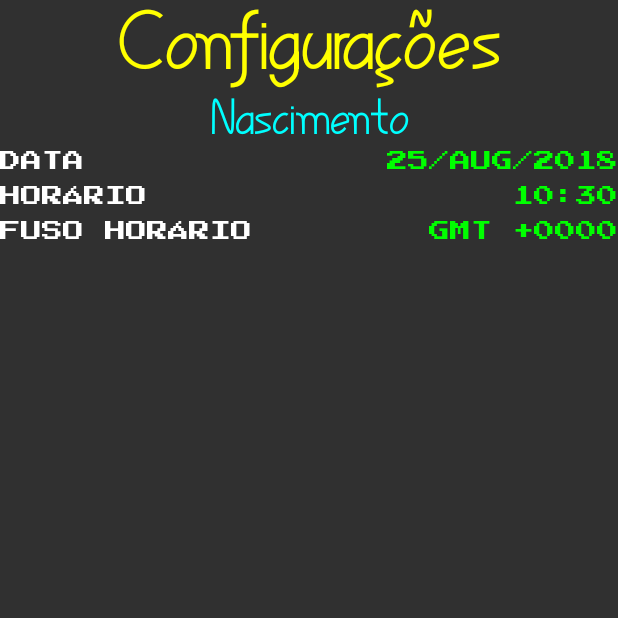
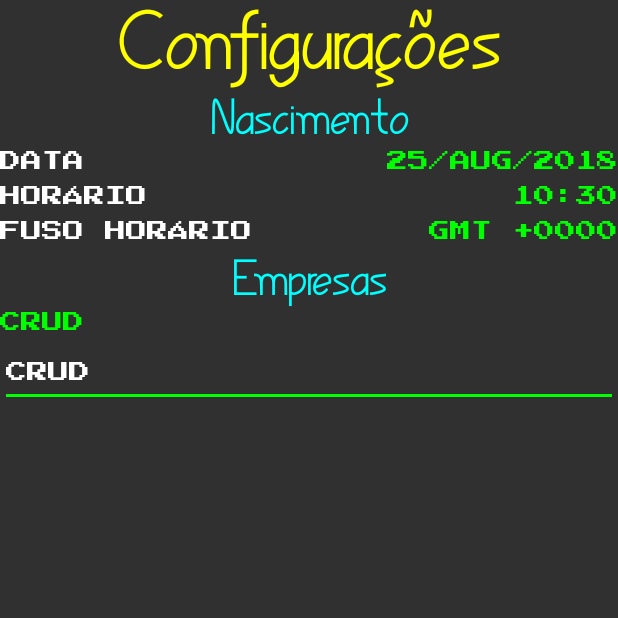
Before and after one commit to klyte45/PauseMenuApp, an Android app: the Configurations screen opened directly, with no data from a screen before it, on a phone screen of 412 x 824 dp, the top half of it. Run offline under Robolectric (Android 15) with nearby library versions, the phone set to English and light mode, and no system bars; 1 statement that could not run was skipped.

Commit message:
Adição de telas das companias

```diff
--- a/app/build.gradle
+++ b/app/build.gradle
@@ -69,4 +69,5 @@ dependencies {
     // optional - Test helpers for LiveData
     testImplementation "android.arch.core:core-testing:$lifecycle_version"
 
+    implementation 'com.google.android.gms:play-services-maps:15.0.1'
 }
--- a/app/src/main/AndroidManifest.xml
+++ b/app/src/main/AndroidManifest.xml
@@ -19,6 +19,8 @@
         </activity>
         <activity android:name=".activities.Configurations">
         </activity>
+        <activity android:name=".activities.CompanyCrud">
+        </activity>
     </application>
 
 </manifest>
--- a/app/src/main/java/com/halkyproject/pausemenu/activities/Configurations.kt
+++ b/app/src/main/java/com/halkyproject/pausemenu/activities/Configurations.kt
@@ -1,5 +1,6 @@
 package com.halkyproject.pausemenu.activities
 
+import android.content.Intent
 import android.os.Bundle
 import android.support.v7.app.AlertDialog
 import android.support.v7.app.AppCompatActivity
@@ -67,4 +68,8 @@ class Configurations : AppCompatActivity() {
         }
         tzSpinner.show()
     }
+
+    fun goToCompanyCrud(v: View) {
+        startActivity(Intent(this, CompanyCrud::class.java))
+    }
 }
--- /dev/null
+++ b/app/src/main/java/com/halkyproject/pausemenu/components/CustomEditText.java
@@ -0,0 +1,37 @@
+package com.halkyproject.pausemenu.components;
+
+import android.content.Context;
+import android.graphics.Typeface;
+import android.util.AttributeSet;
+import com.halkyproject.pausemenu.PauseApp;
+
+public class CustomEditText extends android.support.v7.widget.AppCompatEditText {
+
+    public CustomEditText(Context context) {
+        this(context, null);
+    }
+
+    public CustomEditText(Context context, AttributeSet attrs) {
+        this(context, attrs, android.support.v7.appcompat.R.attr.editTextStyle);
+    }
+
+    public CustomEditText(Context context, AttributeSet attrs, int defStyle) {
+        super(context, attrs, defStyle);
+        init();
+    }
+
+
+    private void init() {
+        this.setTypeface(PauseApp.getApp().getTypeFace(PauseApp.FontsEnum.P2P));
+    }
+
+    @Override
+    public void setTypeface(Typeface tf, int style) {
+        super.setTypeface(PauseApp.getApp().getTypeFace(PauseApp.FontsEnum.P2P), style);
+    }
+
+    @Override
+    public void setTypeface(Typeface tf) {
+        super.setTypeface(PauseApp.getApp().getTypeFace(PauseApp.FontsEnum.P2P));
+    }
+}
--- a/app/src/main/java/com/halkyproject/pausemenu/components/CustomTextView.java
+++ b/app/src/main/java/com/halkyproject/pausemenu/components/CustomTextView.java
@@ -17,11 +17,11 @@ public class CustomTextView extends AppCompatTextView {
         super(context, attrs);
         TypedArray array = context.getTheme().obtainStyledAttributes(
                 attrs,
-                R.styleable.CustomTextView,
+                R.styleable.CustomTextFont,
                 0, 0);
         int typefaceType;
         try {
-            typefaceType = array.getInteger(R.styleable.CustomTextView_font_name, 0);
+            typefaceType = array.getInteger(R.styleable.CustomTextFont_font_name, 0);
         } finally {
             array.recycle();
         }
--- /dev/null
+++ b/app/src/main/java/com/halkyproject/pausemenu/enum/Country.kt
@@ -0,0 +1,6 @@
+package com.halkyproject.pausemenu.enum
+
+
+enum class Country private constructor(val countryName: String, val telephoneCode: Int, val emoji: String) {
+    BRASIL("Brasil", 55, "\uD83C\uDDE7\uD83C\uDDF7");
+}
--- /dev/null
+++ b/app/src/main/res/drawable/text_caret_1980.xml
@@ -0,0 +1,6 @@
+<?xml version="1.0" encoding="utf-8"?>
+<shape xmlns:android="http://schemas.android.com/apk/res/android"     android:shape="rectangle" >
+    <size android:width="12dp" />
+    <solid android:color="@color/colorAccent"/>
+    <padding android:top="2dp" android:bottom="-2dp"/>
+</shape>
--- a/app/src/main/res/layout/activity_configurations.xml
+++ b/app/src/main/res/layout/activity_configurations.xml
@@ -19,10 +19,15 @@
             android:textColor="@color/colorPrimary"
             android:maxLines="1"/>
 
+    <ScrollView
+            android:layout_width="match_parent"
+            android:layout_height="0dp"
+            app:layout_constraintBottom_toBottomOf="parent"
+            app:layout_constraintStart_toStartOf="parent"
+            app:layout_constraintEnd_toEndOf="parent"
+            app:layout_constraintTop_toBottomOf="@+id/title">
+
         <LinearLayout
-            xmlns:app="http://schemas.android.com/apk/res-auto"
-            xmlns:android="http://schemas.android.com/apk/res/android"
-            xmlns:tools="http://schemas.android.com/tools"
                 android:orientation="vertical"
                 android:layout_width="match_parent"
                 android:layout_height="wrap_content"
@@ -40,7 +45,9 @@
                     android:textSize="36sp"
                     android:textColor="@color/colorSubtitle"
                     app:textAllCaps="false"
-                android:maxLines="1"/>
+                    android:maxLines="1"
+                    tools:layout_editor_absoluteY="324dp"
+                    tools:layout_editor_absoluteX="8dp"/>
 
             <LinearLayout
                     android:orientation="horizontal"
@@ -50,7 +57,7 @@
                     android:onClick="showPickerDtNasc"
                     android:clickable="true"
                     android:focusable="true"
-                android:layout_weight="1">
+                    >
 
                 <com.halkyproject.pausemenu.components.CustomTextView
                         android:id="@+id/item_dtNasc"
@@ -69,7 +76,6 @@
 
                 <com.halkyproject.pausemenu.components.CustomTextView
                         android:id="@+id/val_dtNasc"
-                    android:text="29/05/1991"
                         app:font_name="VideoGame"
                         android:textSize="@dimen/mainMenu.listItem.fontSize"
                         android:layout_width="match_parent"
@@ -80,9 +86,9 @@
                         android:textColor="@color/colorAccent"
                         android:layout_marginBottom="2dp"
                         android:layout_marginTop="2dp"
-                    android:layout_weight="1"
                         android:textAlignment="textEnd"
-                    android:tag="value"/>
+                        android:tag="value"
+                        android:layout_weight="1"/>
 
             </LinearLayout>
 
@@ -112,7 +118,6 @@
 
                 <com.halkyproject.pausemenu.components.CustomTextView
                         android:id="@+id/val_hrNasc"
-                    android:text="21:43"
                         app:font_name="VideoGame"
                         android:textSize="@dimen/mainMenu.listItem.fontSize"
                         android:layout_width="match_parent"
@@ -155,7 +160,6 @@
 
                 <com.halkyproject.pausemenu.components.CustomTextView
                         android:id="@+id/val_tzNasc"
-                    android:text="GMT -03:00"
                         app:font_name="VideoGame"
                         android:textSize="@dimen/mainMenu.listItem.fontSize"
                         android:layout_width="match_parent"
@@ -172,6 +176,50 @@
 
             </LinearLayout>
 
+            <com.halkyproject.pausemenu.components.CustomTextView
+                    android:layout_width="match_parent"
+                    android:layout_height="wrap_content"
+                    android:id="@+id/customTextView2"
+                    android:layout_weight="1"
+                    android:text="@string/config.companies"
+                    app:font_name="Sva"
+                    android:textAlignment="center"
+                    android:textSize="36sp"
+                    android:textColor="@color/colorSubtitle"
+                    app:textAllCaps="false"
+                    android:maxLines="1"/>
+
+            <com.halkyproject.pausemenu.components.CustomTextView
+                    android:text="@string/config.companies.goToList"
+                    app:font_name="VideoGame"
+                    android:textSize="@dimen/mainMenu.listItem.fontSize"
+                    android:layout_width="match_parent"
+                    android:layout_height="wrap_content"
+                    app:layout_constraintStart_toStartOf="parent"
+                    app:layout_constraintEnd_toEndOf="parent"
+                    app:textAllCaps="true"
+                    android:textColor="@color/colorAccent"
+                    android:layout_marginBottom="2dp"
+                    android:layout_marginTop="2dp"
+                    android:layout_weight="1"
+                    android:id="@+id/customTextView4"
+                    android:onClick="goToCompanyCrud"
+                    android:clickable="true"
+                    android:focusable="true"/>
+
+            <com.halkyproject.pausemenu.components.CustomEditText
+                    android:text="@string/config.companies.goToList"
+                    android:layout_width="match_parent"
+                    android:layout_height="wrap_content"
+                    app:layout_constraintStart_toStartOf="parent"
+                    app:layout_constraintEnd_toEndOf="parent"
+                    app:textAllCaps="true"
+                    android:layout_marginBottom="2dp"
+                    android:layout_marginTop="2dp"
+                    android:layout_weight="1"
+                    style="@style/default_input"/>
 
         </LinearLayout>
+    </ScrollView>
+
 </android.support.constraint.ConstraintLayout>
--- a/app/src/main/res/values/attrs.xml
+++ b/app/src/main/res/values/attrs.xml
@@ -1,6 +1,6 @@
 <?xml version="1.0" encoding="utf-8"?>
 <resources>
-    <declare-styleable name="CustomTextView">
+    <declare-styleable name="CustomTextFont">
         <attr name="font_name">
             <enum value="1" name="VideoGame"/>
             <enum value="2" name="Sva"/>
--- a/app/src/main/res/values/dimens.xml
+++ b/app/src/main/res/values/dimens.xml
@@ -1,4 +1,5 @@
 <?xml version="1.0" encoding="utf-8"?>
 <resources>
     <dimen name="mainMenu.listItem.fontSize">14sp</dimen>
+    <dimen name="table.defaultFontSize">8sp</dimen>
 </resources>
--- a/app/src/main/res/values/strings.xml
+++ b/app/src/main/res/values/strings.xml
@@ -11,8 +11,18 @@
     <string name="pauseMenu.menuItem.config">Configurações</string>
 
     <!-- TODO: Remove or change this placeholder text -->
-    <string name="config.dtNasc"  >Data</string>
+    <string name="config.dtNasc">Data</string>
     <string name="config.fusoNasc">Fuso Horário</string>
     <string name="config.hrNasc">Horário</string>
     <string name="config.nasc">Nascimento</string>
+    <string name="config.companies">Empresas</string>
+    <string name="config.companies.goToList">CRUD</string>
+    <string name="all.id">ID</string>
+    <string name="all.name">Nome</string>
+    <string name="all.city">Cidade</string>
+    <string name="all.actions">Ações</string>
+
+    <!-- TODO: Remove or change this placeholder text -->
+    <string name="hello_blank_fragment">Hello blank fragment</string>
+    <string name="all.createNew">Criar Novo Item</string>
 </resources>
--- a/app/src/main/res/values/styles.xml
+++ b/app/src/main/res/values/styles.xml
@@ -11,4 +11,10 @@
         <item name="android:windowFullscreen">true</item>
     </style>
 
+    <style name="default_input">
+        <item name="android:textSize">@dimen/mainMenu.listItem.fontSize</item>
+        <item name="android:textColor">@color/defaultMenuItemColor</item>
+        <item name="android:textCursorDrawable">@drawable/text_caret_1980</item>
+    </style>
+
 </resources>
```
Also changed, not shown: app/src/main/java/com/halkyproject/pausemenu/activities/CompanyCrud.kt (added, +13 -0 lines), app/src/main/java/com/halkyproject/pausemenu/database/entities/Company.kt (added, +28 -0 lines), app/src/main/java/com/halkyproject/pausemenu/fragments/CompanyCrudCardFragment.kt (added, +99 -0 lines), app/src/main/res/layout/activity_company_crud.xml (added, +51 -0 lines), app/src/main/res/layout/fragment_company_crud_card.xml (added, +105 -0 lines). Lines whose indentation alone changed are shown as unchanged.
